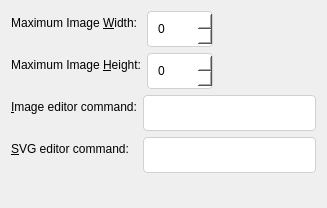
This is plugins/itemimage/itemimagesettings.ui in ForgetiExistence/CopyQ as Qt 5 draws it before an edit. The edited form follows.
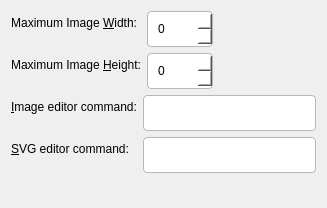
This is the edited form.

Patch:
```diff
--- a/plugins/itemimage/itemimagesettings.ui
+++ b/plugins/itemimage/itemimagesettings.ui
@@ -4,24 +4,24 @@
  <widget class="QWidget" name="ItemImageSettings">
   <property name="styleSheet">
    <string>
-QLineEdit, QComboBox, QSpinBox, QDoubleSpinBox { border-radius: 4px; border: 1px solid #D1D1D1; padding: 5px 8px; min-height: 24px; background: #FFFFFF; }
-QComboBox:focus, QLineEdit:focus, QSpinBox:focus, QDoubleSpinBox:focus { border: 1px solid #0078D4; }
-QPushButton { border-radius: 4px; padding: 5px 12px; min-height: 24px; border: 1px solid #E5E5E5; background: #FBFBFB; }
-QPushButton:hover { background: #F5F5F5; }
-QPushButton:pressed { background: #E5E5E5; }
-QPushButton:default { background: #0078D4; color: #FFFFFF; border: 1px solid #0078D4; }
-QPushButton:default:hover { background: #106EBE; }
+QLineEdit, QComboBox, QSpinBox, QDoubleSpinBox { border-radius: 4px; border: 1px solid palette(mid); padding: 5px 8px; min-height: 24px; background: palette(base); }
+QComboBox:focus, QLineEdit:focus, QSpinBox:focus, QDoubleSpinBox:focus { border: 1px solid palette(highlight); }
+QPushButton { border-radius: 4px; padding: 5px 12px; min-height: 24px; border: 1px solid palette(mid); background: palette(button); }
+QPushButton:hover { background: palette(alternate-base); }
+QPushButton:pressed { background: palette(mid); }
+QPushButton:default { background: palette(highlight); color: palette(highlighted-text); border: 1px solid palette(highlight); }
+QPushButton:default:hover { background: palette(highlight); }
 QCheckBox { spacing: 8px; }
-QGroupBox { border-radius: 8px; border: 1px solid #E5E5E5; margin-top: 12px; padding: 12px; background: #FFFFFF; }
+QGroupBox { border-radius: 8px; border: 1px solid palette(mid); margin-top: 12px; padding: 12px; background: palette(base); }
 QGroupBox::title { subcontrol-origin: margin; subcontrol-position: top left; padding: 0 8px; left: 12px; }
-QListWidget, QTreeWidget, QTableWidget { border-radius: 8px; border: 1px solid #E5E5E5; }
+QListWidget, QTreeWidget, QTableWidget { border-radius: 8px; border: 1px solid palette(mid); }
 QScrollBar:vertical { border: none; background: transparent; width: 8px; margin: 0; }
-QScrollBar::handle:vertical { background: #C0C0C0; border-radius: 4px; min-height: 24px; }
-QScrollBar::handle:vertical:hover { background: #A0A0A0; }
+QScrollBar::handle:vertical { background: palette(mid); border-radius: 4px; min-height: 24px; }
+QScrollBar::handle:vertical:hover { background: palette(mid); }
 QScrollBar::add-line:vertical, QScrollBar::sub-line:vertical { height: 0; }
 QScrollBar:horizontal { border: none; background: transparent; height: 8px; margin: 0; }
-QScrollBar::handle:horizontal { background: #C0C0C0; border-radius: 4px; min-width: 24px; }
-QScrollBar::handle:horizontal:hover { background: #A0A0A0; }
+QScrollBar::handle:horizontal { background: palette(mid); border-radius: 4px; min-width: 24px; }
+QScrollBar::handle:horizontal:hover { background: palette(mid); }
 QScrollBar::add-line:horizontal, QScrollBar::sub-line:horizontal { width: 0; }
    </string>
   </property>
```
